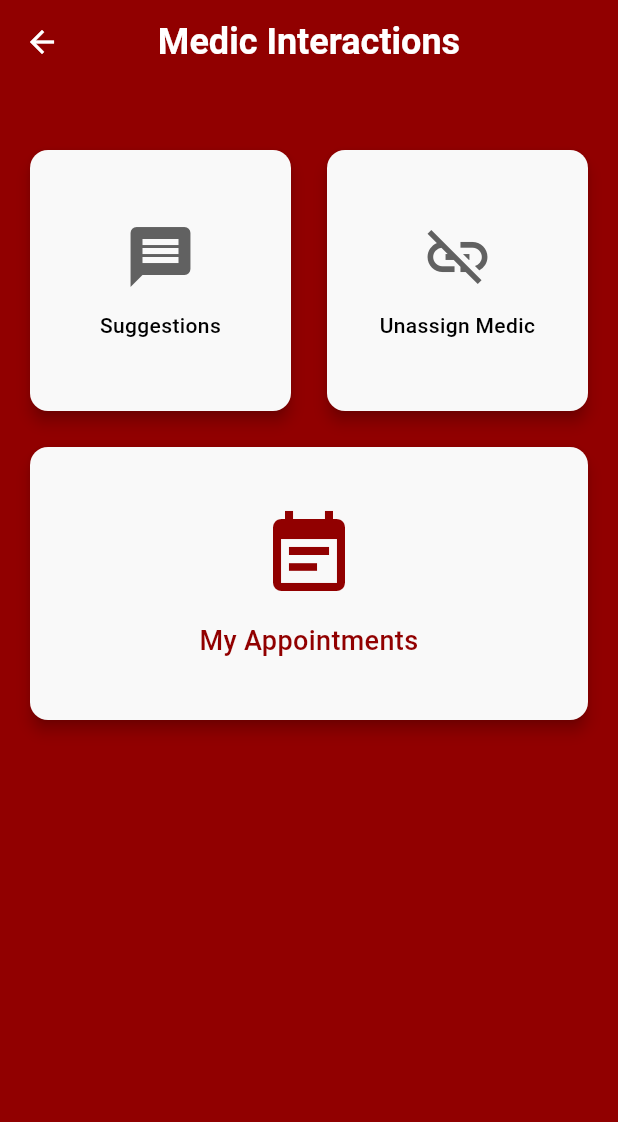
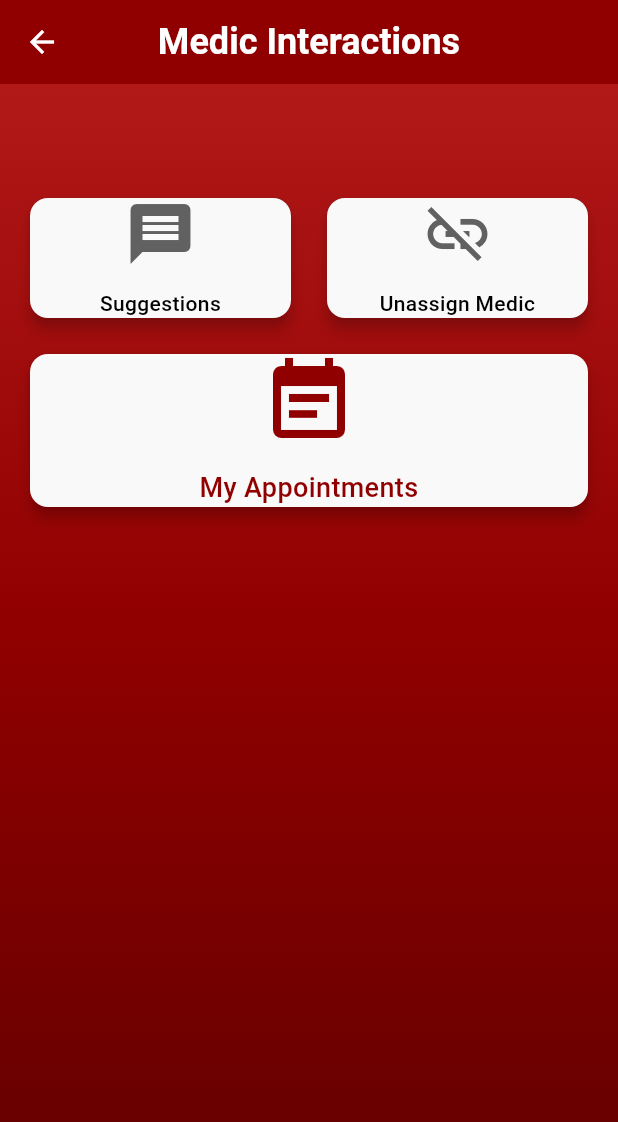
Before and after one commit to ediizvernari/Heart_App, a Flutter app: the MedicInteractionsPage screen opened by its route, on a phone screen of 412 x 824 dp. Shown: the top 1122 px of the screen. Run offline on Flutter 3.47's test engine with Material 3 defaults, Android fonts, the phone set to English and light mode, and no system bars; our stand-ins replace dio, flutter_secure_storage, jwt_decoder; accounts and stored records are empty; network calls fail.

Commit message:
changed the design for some user features

```diff
--- a/frontend/lib/features/medics/presentation/widgets/medic_card.dart
+++ b/frontend/lib/features/medics/presentation/widgets/medic_card.dart
@@ -25,6 +25,7 @@ class MedicCard extends StatelessWidget {
               style: Theme.of(context).textTheme.titleMedium,
             ),
             const SizedBox(height: 8),
+            Text('Address: ${medic.streetAddress}'),
             Text('City: ${medic.city}'),
             Text('Country: ${medic.country}'),
             const SizedBox(height: 8),
--- a/frontend/lib/features/medics/presentation/widgets/medic_list_view.dart
+++ b/frontend/lib/features/medics/presentation/widgets/medic_list_view.dart
@@ -17,9 +17,10 @@ class MedicListView extends StatelessWidget {
     if (medics.isEmpty) {
       return const Center(child: Text('No medics found.'));
     }
-    return Expanded(
-      child: ListView.builder(
+
+    return ListView.builder(
       itemCount: medics.length,
+      padding: const EdgeInsets.symmetric(vertical: 4),
       itemBuilder: (context, i) {
         final m = medics[i];
         return MedicCard(
@@ -27,7 +28,6 @@ class MedicListView extends StatelessWidget {
           onAssign: () => onAssign(m.id),
         );
       },
-      ),
     );
   }
 }
--- a/frontend/lib/features/users/presentation/pages/medic_interactions_page.dart
+++ b/frontend/lib/features/users/presentation/pages/medic_interactions_page.dart
@@ -1,91 +1,85 @@
 import 'package:flutter/material.dart';
 import 'package:provider/provider.dart';
 import 'package:frontend/widgets/custom_app_bar.dart';
-import 'package:frontend/widgets/action_card.dart';
 import 'package:frontend/core/constants/app_colors.dart';
-import '../controllers/user_controller.dart';
+import 'package:frontend/features/users/presentation/widgets/medic_interactions_panel.dart';
+import 'package:frontend/features/users/presentation/controllers/user_controller.dart';
 
 class MedicInteractionsPage extends StatelessWidget {
   const MedicInteractionsPage({Key? key}) : super(key: key);
 
   Future<void> _confirmUnassign(BuildContext context) async {
     final userController = context.read<UserController>();
-    final bool? confirmedUnassignment = await showDialog<bool>(
+
+    final bool? confirmed = await showDialog<bool>(
       context: context,
       builder: (_) => AlertDialog(
         title: const Text('Unassign Medic'),
         content: const Text('Are you sure you want to unassign your medic?'),
         actions: [
           TextButton(
-            onPressed: () => Navigator.pop(context, false),
+            onPressed: () => Navigator.of(context).pop(false),
             child: const Text('Cancel'),
           ),
           ElevatedButton(
-            onPressed: () => Navigator.pop(context, true),
+            onPressed: () => Navigator.of(context).pop(true),
             child: const Text('Unassign'),
           ),
         ],
       ),
     );
-    if (confirmedUnassignment == true) {
+
+    if (confirmed != true) {
+      return;
+    }
+
+    try {
       await userController.unassignMedic();
+    } catch (e) {
+      if (context.mounted) {
+        Navigator.pushReplacementNamed(context, '/login');
+      }
+      return;
+    }
+
+    try {
       await userController.getMyAssignmentStatus();
-      Navigator.pop(context);
+    } catch (e) {
+      if (context.mounted) {
+        Navigator.pushReplacementNamed(context, '/login');
+      }
+      return;
+    }
+
+    if (context.mounted) {
+      Navigator.of(context).pop();
     }
   }
+
 
   @override
   Widget build(BuildContext context) {
     return Scaffold(
-      backgroundColor: AppColors.primaryRed,
-      appBar: PreferredSize(
-        preferredSize: const Size.fromHeight(80),
-        child: CustomAppBar(
-          title: 'Medic Interactions',
-          onBack: () => Navigator.pop(context),
+      body: Container(
+        decoration: const BoxDecoration(
+          gradient: AppColors.primaryGradient,
         ),
-      ),
-      body: SingleChildScrollView(
-        padding: const EdgeInsets.all(16),
-        child: Column(
-          crossAxisAlignment: CrossAxisAlignment.stretch,
-          children: [
-            Row(
-              children: [
-                Expanded(
-                  child: AspectRatio(
-                    aspectRatio: 1,
-                    child: ActionCard(
-                      icon: Icons.message,
-                      label: 'Suggestions',
-                      onTap: () => Navigator.pushNamed(context, '/user-suggestions'),
-                    ),
+        child: SafeArea(
+          child: Column(
+            children: [
+              const CustomAppBar(title: 'Medic Interactions'),
+
+              Expanded(
+                child: SingleChildScrollView(
+                  child: MedicInteractionsPanel(
+                    onSuggestions: () => Navigator.pushNamed(context, '/user-suggestions'),
+                    onUnassign: () => _confirmUnassign(context),
+                    onAppointments: () => Navigator.pushNamed(context, '/user-appointments'),
                   ),
                 ),
-                const SizedBox(width: 16),
-                Expanded(
-                  child: AspectRatio(
-                    aspectRatio: 1,
-                    child: ActionCard(
-                      icon: Icons.link_off,
-                      label: 'Unassign Medic',
-                      onTap: () => _confirmUnassign(context),
-                    ),
-                  ),
-                ),
-              ],
-            ),
-            const SizedBox(height: 16),
-            AspectRatio(
-              aspectRatio: 2,
-              child: ActionCard(
-                icon: Icons.event_note,
-                label: 'My Appointments',
-                onTap: () => Navigator.pushNamed(context, '/user-appointments'),
-                isPrimary: true,
               ),
-            ),
-          ],
+            ],
+          ),
         ),
       ),
     );
--- /dev/null
+++ b/frontend/lib/features/users/presentation/widgets/medic_interactions_panel.dart
@@ -0,0 +1,59 @@
+import 'package:flutter/material.dart';
+import 'package:frontend/widgets/action_card.dart';
+
+class MedicInteractionsPanel extends StatelessWidget {
+  final VoidCallback onSuggestions;
+  final VoidCallback onUnassign;
+  final VoidCallback onAppointments;
+
+  const MedicInteractionsPanel({
+    Key? key,
+    required this.onSuggestions,
+    required this.onUnassign,
+    required this.onAppointments,
+  }) : super(key: key);
+
+  @override
+  Widget build(BuildContext context) {
+    return Padding(
+      padding: const EdgeInsets.symmetric(horizontal: 16, vertical: 72),
+      child: Column(
+        mainAxisSize: MainAxisSize.min,
+        children: [
+          Row(
+            children: [
+              Expanded(
+                child: ActionCard(
+                  icon: Icons.message,
+                  label: 'Suggestions',
+                  onTap: onSuggestions,
+                ),
+              ),
+              const SizedBox(width: 16),
+
+              Expanded(
+                child: ActionCard(
+                  icon: Icons.link_off,
+                  label: 'Unassign Medic',
+                  onTap: onUnassign,
+                ),
+              ),
+            ],
+          ),
+
+          const SizedBox(height: 16),
+
+          SizedBox(
+            width: double.infinity,
+            child: ActionCard(
+              icon: Icons.event_note,
+              label: 'My Appointments',
+              onTap: onAppointments,
+              isPrimary: true,
+            ),
+          ),
+        ],
+      ),
+    );
+  }
+}
```
Also changed, not shown: frontend/lib/features/location/presentation/pages/find_medic_page.dart (+75 -48 lines), frontend/lib/features/users/presentation/pages/user_main_page.dart (+34 -97 lines), frontend/lib/features/users/presentation/widgets/user_dashboard_panel.dart (added, +74 -0 lines). Lines whose indentation alone changed are shown as unchanged.
